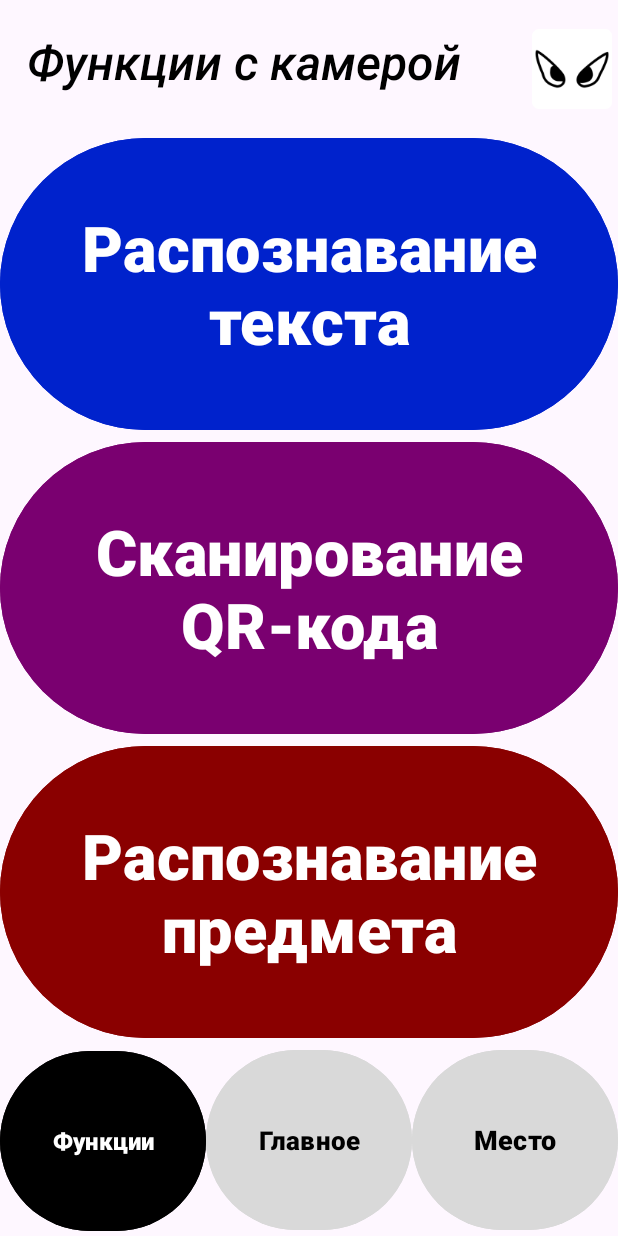
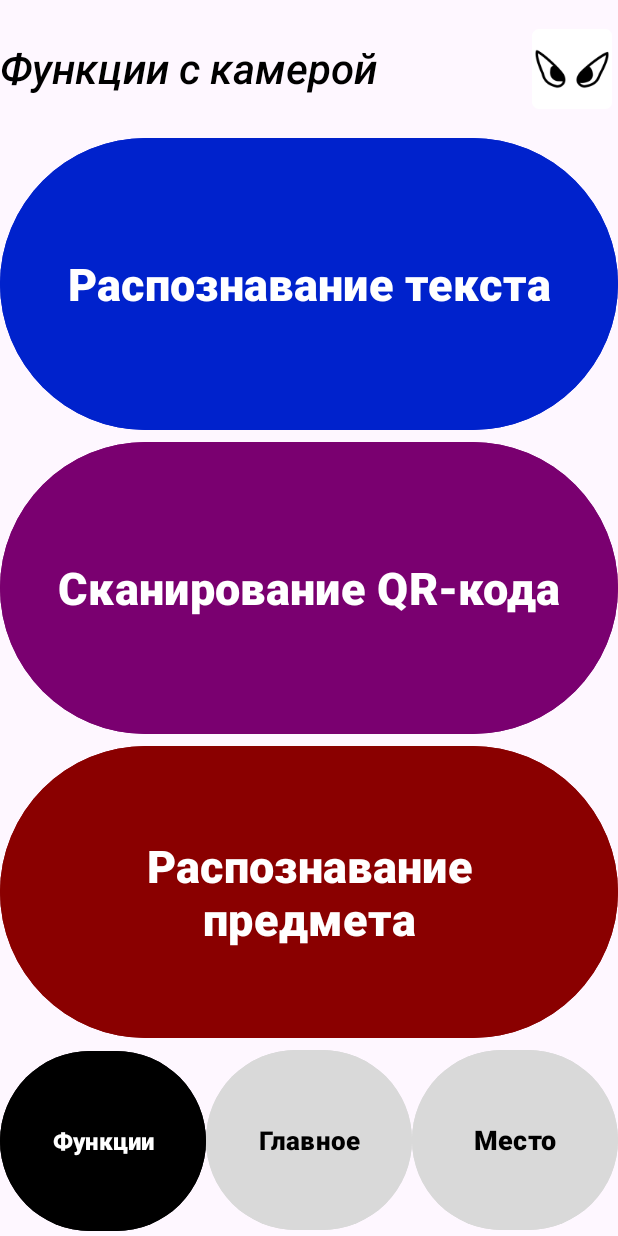
Before and after one commit to fghakadfg/tochka_opori, an Android app: the FunctionActivity screen opened directly, with no data from a screen before it, on a phone screen of 412 x 824 dp. Run offline under Robolectric (Android 15) with nearby library versions, the phone set to English and light mode, and no system bars; Roboto replaces fonts that are not available here.

Commit message:
внешку поменял

```diff
--- a/app/src/main/res/layout/activity_function.xml
+++ b/app/src/main/res/layout/activity_function.xml
@@ -35,8 +35,12 @@
             android:onClick="textRecog"
             android:backgroundTint="#0022CC"
             android:text="Распознавание текста"
-            android:textSize="42sp"
-            android:textStyle="bold" />
+            android:textColor="#FFFFFF"
+            android:textSize="30sp"
+            android:textStyle="bold"
+            android:ellipsize="end"
+            android:maxLines="2"
+            android:gravity="center" />
 
         <Button
             android:id="@+id/buttonQR"
@@ -45,8 +49,12 @@
             android:layout_weight="1"
             android:backgroundTint="#7A0070"
             android:text="Сканирование QR-кода"
-            android:textSize="42sp"
-            android:textStyle="bold" />
+            android:textColor="#FFFFFF"
+            android:textSize="30sp"
+            android:textStyle="bold"
+            android:ellipsize="end"
+            android:maxLines="2"
+            android:gravity="center" />
 
         <Button
             android:id="@+id/buttonObject"
@@ -56,8 +64,12 @@
             android:backgroundTint="#8A0000"
             android:onClick="objectDetection"
             android:text="Распознавание предмета"
-            android:textSize="42sp"
-            android:textStyle="bold" />
+            android:textColor="#FFFFFF"
+            android:textSize="30sp"
+            android:textStyle="bold"
+            android:ellipsize="end"
+            android:maxLines="2"
+            android:gravity="center" />
     </LinearLayout>
 
     <LinearLayout
@@ -72,54 +84,60 @@
 
         <Button
             android:id="@+id/buttonFunction2"
-            android:layout_width="match_parent"
+            android:layout_width="0dp"
             android:layout_height="128dp"
             android:layout_weight="1"
             android:backgroundTint="#000000"
             android:textColor="#FFFFFF"
             android:text="Функции"
             android:textSize="16sp"
-            android:textStyle="bold" />
+            android:textStyle="bold"
+            android:maxLines="1"
+            android:ellipsize="end" />
 
         <Button
             android:id="@+id/buttonMain2"
-            android:layout_width="match_parent"
+            android:layout_width="0dp"
             android:layout_height="128dp"
             android:layout_weight="1"
             android:backgroundTint="#d9d9d9"
             android:textColor="#000000"
             android:text="Главное"
             android:textSize="17sp"
-            android:textStyle="bold" />
+            android:textStyle="bold"
+            android:maxLines="1"
+            android:ellipsize="end" />
 
         <Button
             android:id="@+id/buttonPlace2"
-            android:layout_width="match_parent"
+            android:layout_width="0dp"
             android:layout_height="128dp"
             android:layout_weight="1"
             android:backgroundTint="#d9d9d9"
             android:textColor="#000000"
             android:text="Место"
             android:textSize="18sp"
-            android:textStyle="bold" />
+            android:textStyle="bold"
+            android:maxLines="1"
+            android:ellipsize="end" />
     </LinearLayout>
 
     <TextView
         android:id="@+id/textView2"
         style="@style/TextAppearance.AppCompat.Display4"
-        android:layout_width="328dp"
-        android:layout_height="48dp"
+        android:layout_width="0dp"
+        android:layout_height="wrap_content"
         android:layout_marginBottom="12dp"
         android:text="Функции с камерой"
         android:textColor="#000000"
-        android:textSize="32sp"
+        android:textSize="28sp"
         android:textStyle="bold|italic"
         app:layout_constraintBottom_toTopOf="@+id/buttonContainer"
         app:layout_constraintEnd_toEndOf="parent"
-        app:layout_constraintHorizontal_bias="0.218"
         app:layout_constraintStart_toStartOf="parent"
         app:layout_constraintTop_toTopOf="parent"
-        app:layout_constraintVertical_bias="0.692" />
-
+        app:layout_constraintHorizontal_bias="0.1"
+        app:layout_constraintVertical_bias="0.692"
+        android:maxLines="1" />
 
 </androidx.constraintlayout.widget.ConstraintLayout>
```
Also changed, not shown: app/src/main/res/layout/activity_main.xml (+14 -7 lines), app/src/main/res/layout/activity_place.xml (+19 -12 lines), app/src/main/res/layout/list_place.xml (+8 -7 lines).
